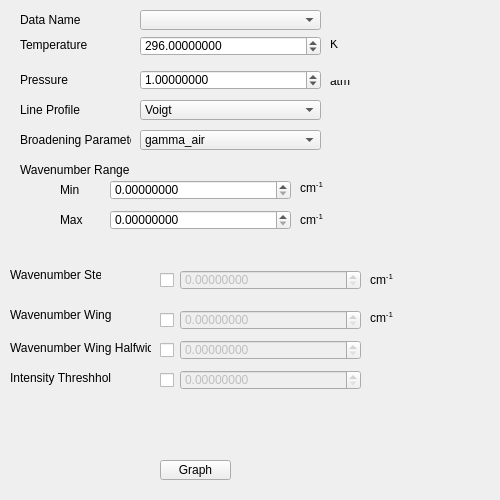
Qt form layouts/absorption_coefficient_window.ui (hitranonline/hapiest) before a commit.
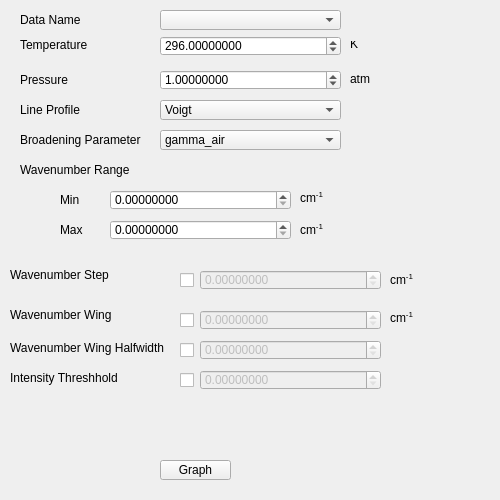
The same form after that commit.

Commit message: Updated the layouts to accomodate high DPI screens a bit better

Diff of the .ui file:
```diff
--- a/layouts/absorption_coefficient_window.ui
+++ b/layouts/absorption_coefficient_window.ui
@@ -29,7 +29,7 @@
   <widget class="QComboBox" name="data_name">
    <property name="geometry">
     <rect>
-        <x>140</x>
+        <x>160</x>
         <y>10</y>
      <width>181</width>
         <height>20</height>
@@ -41,7 +41,7 @@
     <rect>
      <x>20</x>
         <y>10</y>
-        <width>81</width>
+        <width>121</width>
         <height>20</height>
     </rect>
    </property>
@@ -54,7 +54,7 @@
     <rect>
      <x>20</x>
         <y>35</y>
-        <width>81</width>
+        <width>121</width>
         <height>20</height>
     </rect>
    </property>
@@ -65,7 +65,7 @@
   <widget class="QDoubleSpinBox" name="temperature">
    <property name="geometry">
     <rect>
-        <x>140</x>
+        <x>160</x>
         <y>36</y>
      <width>181</width>
         <height>20</height>
@@ -86,7 +86,7 @@
     <rect>
      <x>20</x>
         <y>100</y>
-        <width>71</width>
+        <width>121</width>
         <height>20</height>
     </rect>
    </property>
@@ -97,7 +97,7 @@
   <widget class="QComboBox" name="graph_type">
    <property name="geometry">
     <rect>
-        <x>140</x>
+        <x>160</x>
         <y>100</y>
      <width>181</width>
         <height>20</height>
@@ -151,7 +151,7 @@
    <property name="geometry">
     <rect>
         <x>110</x>
-        <y>180</y>
+        <y>190</y>
      <width>181</width>
         <height>20</height>
     </rect>
@@ -167,7 +167,7 @@
    <property name="geometry">
     <rect>
         <x>110</x>
-        <y>210</y>
+        <y>220</y>
      <width>181</width>
         <height>20</height>
     </rect>
@@ -183,7 +183,7 @@
    <property name="geometry">
     <rect>
         <x>60</x>
-        <y>180</y>
+        <y>190</y>
      <width>61</width>
         <height>20</height>
     </rect>
@@ -196,7 +196,7 @@
    <property name="geometry">
     <rect>
         <x>60</x>
-        <y>210</y>
+        <y>220</y>
      <width>61</width>
         <height>20</height>
     </rect>
@@ -210,7 +210,7 @@
     <rect>
         <x>10</x>
         <y>260</y>
-        <width>91</width>
+        <width>161</width>
      <height>30</height>
     </rect>
    </property>
@@ -224,7 +224,7 @@
    </property>
    <property name="geometry">
     <rect>
-     <x>180</x>
+        <x>200</x>
         <y>270</y>
      <width>181</width>
         <height>20</height>
@@ -241,7 +241,7 @@
    <property name="geometry">
     <rect>
         <x>300</x>
-        <y>180</y>
+        <y>190</y>
         <width>31</width>
         <height>16</height>
     </rect>
@@ -254,7 +254,7 @@
    <property name="geometry">
     <rect>
         <x>300</x>
-        <y>210</y>
+        <y>220</y>
         <width>31</width>
         <height>20</height>
     </rect>
@@ -266,7 +266,7 @@
   <widget class="QLabel" name="label_10">
    <property name="geometry">
     <rect>
-        <x>370</x>
+        <x>390</x>
         <y>270</y>
         <width>31</width>
         <height>20</height>
@@ -281,7 +281,7 @@
     <rect>
      <x>20</x>
         <y>70</y>
-        <width>61</width>
+        <width>121</width>
         <height>20</height>
     </rect>
    </property>
@@ -292,7 +292,7 @@
   <widget class="QDoubleSpinBox" name="pressure">
    <property name="geometry">
     <rect>
-        <x>140</x>
+        <x>160</x>
         <y>70</y>
      <width>181</width>
         <height>20</height>
@@ -313,7 +313,7 @@
     <rect>
         <x>10</x>
         <y>300</y>
-        <width>101</width>
+        <width>161</width>
      <height>30</height>
     </rect>
    </property>
@@ -327,7 +327,7 @@
    </property>
    <property name="geometry">
     <rect>
-     <x>180</x>
+        <x>200</x>
         <y>310</y>
      <width>181</width>
         <height>20</height>
@@ -343,7 +343,7 @@
   <widget class="QLabel" name="label_13">
    <property name="geometry">
     <rect>
-        <x>370</x>
+        <x>390</x>
         <y>310</y>
         <width>31</width>
         <height>16</height>
@@ -356,10 +356,10 @@
   <widget class="QLabel" name="label_14">
    <property name="geometry">
     <rect>
-        <x>330</x>
-        <y>40</y>
+        <x>350</x>
+        <y>41</y>
      <width>21</width>
-        <height>21</height>
+        <height>20</height>
     </rect>
    </property>
    <property name="text">
@@ -370,10 +370,10 @@
   <widget class="QLabel" name="label_15">
    <property name="geometry">
     <rect>
-        <x>330</x>
-        <y>80</y>
+        <x>350</x>
+        <y>75</y>
         <width>21</width>
-        <height>16</height>
+        <height>21</height>
     </rect>
    </property>
    <property name="text">
@@ -386,7 +386,7 @@
     <rect>
         <x>10</x>
         <y>340</y>
-        <width>141</width>
+        <width>161</width>
         <height>16</height>
     </rect>
    </property>
@@ -400,7 +400,7 @@
    </property>
    <property name="geometry">
     <rect>
-     <x>180</x>
+        <x>200</x>
         <y>340</y>
      <width>181</width>
         <height>20</height>
@@ -418,7 +418,7 @@
     <rect>
         <x>10</x>
         <y>370</y>
-        <width>101</width>
+        <width>161</width>
         <height>16</height>
     </rect>
    </property>
@@ -432,7 +432,7 @@
    </property>
    <property name="geometry">
     <rect>
-        <x>180</x>
+        <x>200</x>
         <y>370</y>
      <width>181</width>
         <height>20</height>
@@ -450,7 +450,7 @@
     <rect>
         <x>20</x>
         <y>130</y>
-        <width>111</width>
+        <width>141</width>
         <height>20</height>
     </rect>
    </property>
@@ -461,7 +461,7 @@
   <widget class="QComboBox" name="broadening_parameter">
    <property name="geometry">
     <rect>
-        <x>140</x>
+        <x>160</x>
         <y>130</y>
      <width>181</width>
         <height>20</height>
@@ -481,7 +481,7 @@
   <widget class="QCheckBox" name="wn_step_enabled">
    <property name="geometry">
     <rect>
-        <x>160</x>
+        <x>180</x>
         <y>270</y>
         <width>20</width>
         <height>20</height>
@@ -503,7 +503,7 @@
   <widget class="QCheckBox" name="wn_wing_enabled">
    <property name="geometry">
     <rect>
-        <x>160</x>
+        <x>180</x>
         <y>310</y>
         <width>20</width>
         <height>20</height>
@@ -516,7 +516,7 @@
   <widget class="QCheckBox" name="wn_wing_hw_enabled">
    <property name="geometry">
     <rect>
-        <x>160</x>
+        <x>180</x>
         <y>340</y>
         <width>20</width>
         <height>20</height>
@@ -529,7 +529,7 @@
      <widget class="QCheckBox" name="intensity_threshold_enabled">
    <property name="geometry">
     <rect>
-        <x>160</x>
+        <x>180</x>
         <y>370</y>
         <width>20</width>
         <height>20</height>
```
